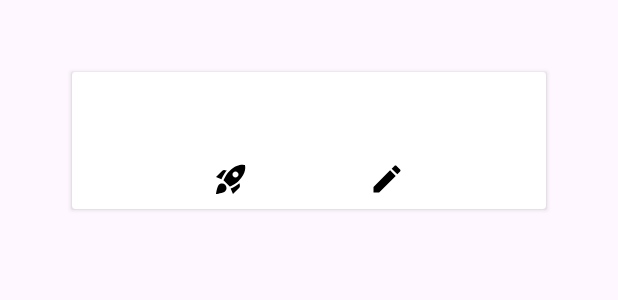
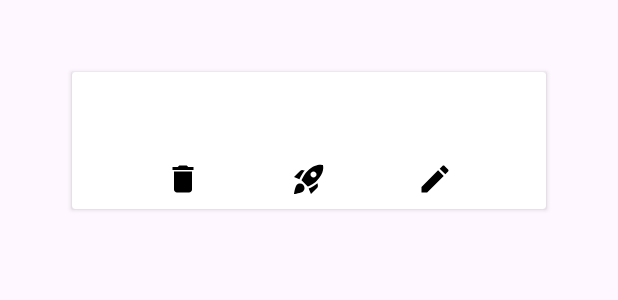
Before and after one commit to pereprior/ORBYS-Vote, an Android app: the layout fragment_list_item.xml on its own in the app's theme, with its tools: preview values and no code run, on a phone screen of 412 x 824 dp. Shown: the top 300 px of the screen. Run offline under Robolectric (Android 15) with nearby library versions, the phone set to English and light mode, and no system bars.

Commit message:
delete question

```diff
--- a/app/src/main/java/com/pprior/quizz/data/flow/FlowRepository.kt
+++ b/app/src/main/java/com/pprior/quizz/data/flow/FlowRepository.kt
@@ -32,6 +32,7 @@ class FlowRepository {
     // Métodos para gestionar la lista de preguntas
     fun exists(question: Question): Boolean = _questionsList.value.any { it.title == question.title }
     fun addQuestion(question: Question) { _questionsList.value.add(question) }
+    fun deleteQuestion(question: Question) { _questionsList.value.remove(question) }
     fun updateQuestion(oldQuestion: Question, newQuestion: Question) {
         val index = _questionsList.value.indexOf(oldQuestion)
 
--- a/app/src/main/java/com/pprior/quizz/ui/dialogs/AddQuestionDialog.kt
+++ b/app/src/main/java/com/pprior/quizz/ui/activities/AddQuestionDialog.kt
@@ -1,4 +1,4 @@
-package com.pprior.quizz.ui.dialogs
+package com.pprior.quizz.ui.activities
 
 import android.app.Dialog
 import android.content.Context
--- a/app/src/main/java/com/pprior/quizz/ui/dialogs/EditQuestionDialog.kt
+++ b/app/src/main/java/com/pprior/quizz/ui/activities/EditQuestionDialog.kt
@@ -1,4 +1,4 @@
-package com.pprior.quizz.ui.dialogs
+package com.pprior.quizz.ui.activities
 
 import android.content.Context
 import com.pprior.quizz.data.flow.FlowRepository
--- a/app/src/main/java/com/pprior/quizz/ui/dialogs/LaunchQuestionDialog.kt
+++ b/app/src/main/java/com/pprior/quizz/ui/activities/LaunchQuestionDialog.kt
@@ -1,4 +1,4 @@
-package com.pprior.quizz.ui.dialogs
+package com.pprior.quizz.ui.activities
 
 import android.app.Dialog
 import android.content.Context
@@ -16,7 +16,7 @@ import com.pprior.quizz.core.host
 import com.pprior.quizz.databinding.DialogLaunchQuestionBinding
 import com.pprior.quizz.data.flow.FlowRepository
 import com.pprior.quizz.data.server.HttpService
-import com.pprior.quizz.ui.components.QRCodeGenerator
+import com.pprior.quizz.ui.components.utils.QRCodeGenerator
 import kotlinx.coroutines.launch
 
 /**
--- a/app/src/main/java/com/pprior/quizz/ui/components/QRCodeGenerator.kt
+++ b/app/src/main/java/com/pprior/quizz/ui/components/utils/QRCodeGenerator.kt
@@ -1,4 +1,4 @@
-package com.pprior.quizz.ui.components
+package com.pprior.quizz.ui.components.utils
 
 import android.graphics.Bitmap
 import com.google.zxing.BarcodeFormat
--- a/app/src/main/java/com/pprior/quizz/ui/fragments/ListFragment.kt
+++ b/app/src/main/java/com/pprior/quizz/ui/fragments/ListFragment.kt
@@ -11,7 +11,7 @@ import com.pprior.quizz.R
 import com.pprior.quizz.data.flow.FlowRepository
 import com.pprior.quizz.databinding.FragmentListBinding
 import com.pprior.quizz.data.adapters.RecyclerAdapter
-import com.pprior.quizz.ui.dialogs.AddQuestionDialog
+import com.pprior.quizz.ui.activities.AddQuestionDialog
 import org.koin.java.KoinJavaComponent.inject
 
 /**
--- /dev/null
+++ b/app/src/main/res/drawable/baseline_delete_24.xml
@@ -0,0 +1,5 @@
+<vector xmlns:android="http://schemas.android.com/apk/res/android" android:height="24dp" android:tint="#000000" android:viewportHeight="24" android:viewportWidth="24" android:width="24dp">
+
+    <path android:fillColor="@android:color/white" android:pathData="M6,19c0,1.1 0.9,2 2,2h8c1.1,0 2,-0.9 2,-2V7H6v12zM19,4h-3.5l-1,-1h-5l-1,1H5v2h14V4z"/>
+
+</vector>
--- a/app/src/main/res/layout/fragment_list_item.xml
+++ b/app/src/main/res/layout/fragment_list_item.xml
@@ -30,6 +30,16 @@
             android:orientation="horizontal"
             android:gravity="center|bottom" >
 
+            <!-- Botón de editar -->
+            <ImageButton
+                android:id="@+id/delete_button"
+                android:layout_width="wrap_content"
+                android:layout_height="wrap_content"
+                android:layout_gravity="top|end"
+                android:src="@drawable/baseline_delete_24"
+                android:background="@android:color/transparent"
+                android:contentDescription="@string/edit_button" />
+
             <!-- Botón de lanzar -->
             <ImageButton
                 android:id="@+id/launch_button"
@@ -39,7 +49,7 @@
                 android:src="@drawable/baseline_rocket_launch_24"
                 android:background="@android:color/transparent"
                 android:contentDescription="@string/launch_button"
-                android:layout_marginEnd="80dp"
+                android:layout_marginHorizontal="60dp"
                 android:layout_marginBottom="8dp" />
 
             <!-- Botón de editar -->
--- a/app/src/main/res/values/strings.xml
+++ b/app/src/main/res/values/strings.xml
@@ -22,4 +22,8 @@
     <string name="yes_aswers">Yes:</string>
     <string name="no_aswers" translatable="false">No:</string>
 
+    <string name="delete_question_message"> Are you sure you want to delete this question? </string>
+    <string name="positive_button_message">Confirm</string>
+    <string name="negative_button_message">Cancel</string>
+
 </resources>
```
Also changed, not shown: app/src/main/java/com/pprior/quizz/data/adapters/RecyclerAdapter.kt (+22 -2 lines), app/src/main/java/com/pprior/quizz/ui/components/dialogs/ConfirmDialog.kt (added, +29 -0 lines), 1 other file.
